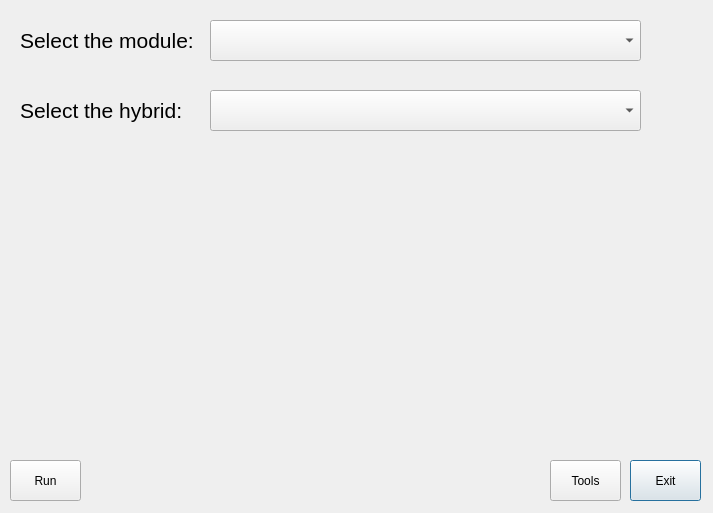
Before: the Qt Designer form gui/QAgui.ui in adamazoulay/ITkTrackingGUI, drawn with Qt 5.
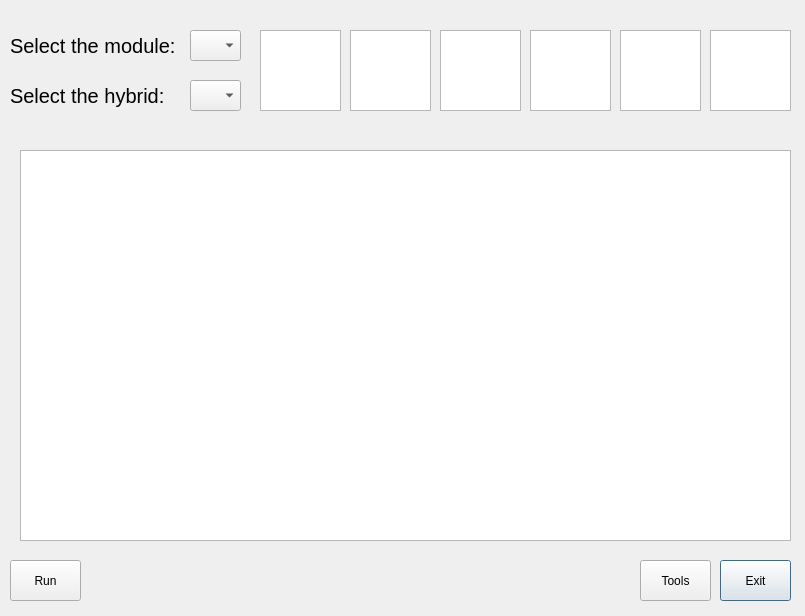
After: the same form once the commit is applied.

What changed in the file:
```diff
--- a/gui/QAgui.ui
+++ b/gui/QAgui.ui
@@ -6,8 +6,8 @@
    <rect>
     <x>0</x>
     <y>0</y>
-    <width>713</width>
-    <height>513</height>
+    <width>805</width>
+    <height>616</height>
    </rect>
   </property>
   <property name="windowTitle">
@@ -16,8 +16,8 @@
   <widget class="QPushButton" name="qButton">
    <property name="geometry">
     <rect>
-     <x>630</x>
-     <y>460</y>
+     <x>720</x>
+     <y>560</y>
      <width>71</width>
      <height>41</height>
     </rect>
@@ -29,15 +29,15 @@
   <widget class="QLabel" name="label">
    <property name="geometry">
     <rect>
-     <x>20</x>
-     <y>20</y>
-     <width>221</width>
-     <height>41</height>
+     <x>10</x>
+     <y>30</y>
+     <width>181</width>
+     <height>31</height>
     </rect>
    </property>
    <property name="font">
     <font>
-     <pointsize>16</pointsize>
+     <pointsize>15</pointsize>
     </font>
    </property>
    <property name="text">
@@ -47,58 +47,23 @@
   <widget class="QComboBox" name="moduleName">
    <property name="geometry">
     <rect>
-     <x>210</x>
-     <y>20</y>
-     <width>431</width>
-     <height>41</height>
+     <x>190</x>
+     <y>30</y>
+     <width>51</width>
+     <height>31</height>
     </rect>
    </property>
    <property name="font">
     <font>
-     <pointsize>16</pointsize>
+     <pointsize>15</pointsize>
     </font>
    </property>
-   <item>
-    <property name="text">
-     <string/>
-    </property>
-   </item>
-   <item>
-    <property name="text">
-     <string>R0</string>
-    </property>
-   </item>
-   <item>
-    <property name="text">
-     <string>R1</string>
-    </property>
-   </item>
-   <item>
-    <property name="text">
-     <string>R2</string>
-    </property>
-   </item>
-   <item>
-    <property name="text">
-     <string>R3</string>
-    </property>
-   </item>
-   <item>
-    <property name="text">
-     <string>R4</string>
-    </property>
-   </item>
-   <item>
-    <property name="text">
-     <string>R5</string>
-    </property>
-   </item>
   </widget>
   <widget class="QPushButton" name="pushButton_4">
    <property name="geometry">
     <rect>
-     <x>550</x>
-     <y>460</y>
+     <x>640</x>
+     <y>560</y>
      <width>71</width>
      <height>41</height>
     </rect>
@@ -111,7 +76,7 @@
    <property name="geometry">
     <rect>
      <x>10</x>
-     <y>460</y>
+     <y>560</y>
      <width>71</width>
      <height>41</height>
     </rect>
@@ -123,36 +88,106 @@
   <widget class="QComboBox" name="hybridName">
    <property name="geometry">
     <rect>
-     <x>210</x>
-     <y>90</y>
-     <width>431</width>
-     <height>41</height>
+     <x>190</x>
+     <y>80</y>
+     <width>51</width>
+     <height>31</height>
     </rect>
    </property>
    <property name="font">
     <font>
-     <pointsize>16</pointsize>
+     <pointsize>15</pointsize>
     </font>
    </property>
   </widget>
   <widget class="QLabel" name="label_2">
    <property name="geometry">
     <rect>
-     <x>20</x>
-     <y>90</y>
-     <width>221</width>
-     <height>41</height>
+     <x>10</x>
+     <y>80</y>
+     <width>171</width>
+     <height>31</height>
     </rect>
    </property>
    <property name="font">
     <font>
-     <pointsize>16</pointsize>
+     <pointsize>15</pointsize>
     </font>
    </property>
    <property name="text">
     <string>Select the hybrid:</string>
    </property>
   </widget>
+  <widget class="QGraphicsView" name="R0jpg">
+   <property name="geometry">
+    <rect>
+     <x>260</x>
+     <y>30</y>
+     <width>81</width>
+     <height>81</height>
+    </rect>
+   </property>
+  </widget>
+  <widget class="QGraphicsView" name="R3jpg">
+   <property name="geometry">
+    <rect>
+     <x>530</x>
+     <y>30</y>
+     <width>81</width>
+     <height>81</height>
+    </rect>
+   </property>
+  </widget>
+  <widget class="QGraphicsView" name="R2jpg">
+   <property name="geometry">
+    <rect>
+     <x>440</x>
+     <y>30</y>
+     <width>81</width>
+     <height>81</height>
+    </rect>
+   </property>
+  </widget>
+  <widget class="QGraphicsView" name="R1jpg">
+   <property name="geometry">
+    <rect>
+     <x>350</x>
+     <y>30</y>
+     <width>81</width>
+     <height>81</height>
+    </rect>
+   </property>
+  </widget>
+  <widget class="QGraphicsView" name="R4jpg">
+   <property name="geometry">
+    <rect>
+     <x>620</x>
+     <y>30</y>
+     <width>81</width>
+     <height>81</height>
+    </rect>
+   </property>
+  </widget>
+  <widget class="QGraphicsView" name="R5jpg">
+   <property name="geometry">
+    <rect>
+     <x>710</x>
+     <y>30</y>
+     <width>81</width>
+     <height>81</height>
+    </rect>
+   </property>
+  </widget>
+  <widget class="QGraphicsView" name="mainImg">
+   <property name="geometry">
+    <rect>
+     <x>20</x>
+     <y>150</y>
+     <width>771</width>
+     <height>391</height>
+    </rect>
+   </property>
+  </widget>
  </widget>
  <tabstops>
   <tabstop>moduleName</tabstop>
```
Left out of the diff: 6 changed lines with no effect on the pictures.
